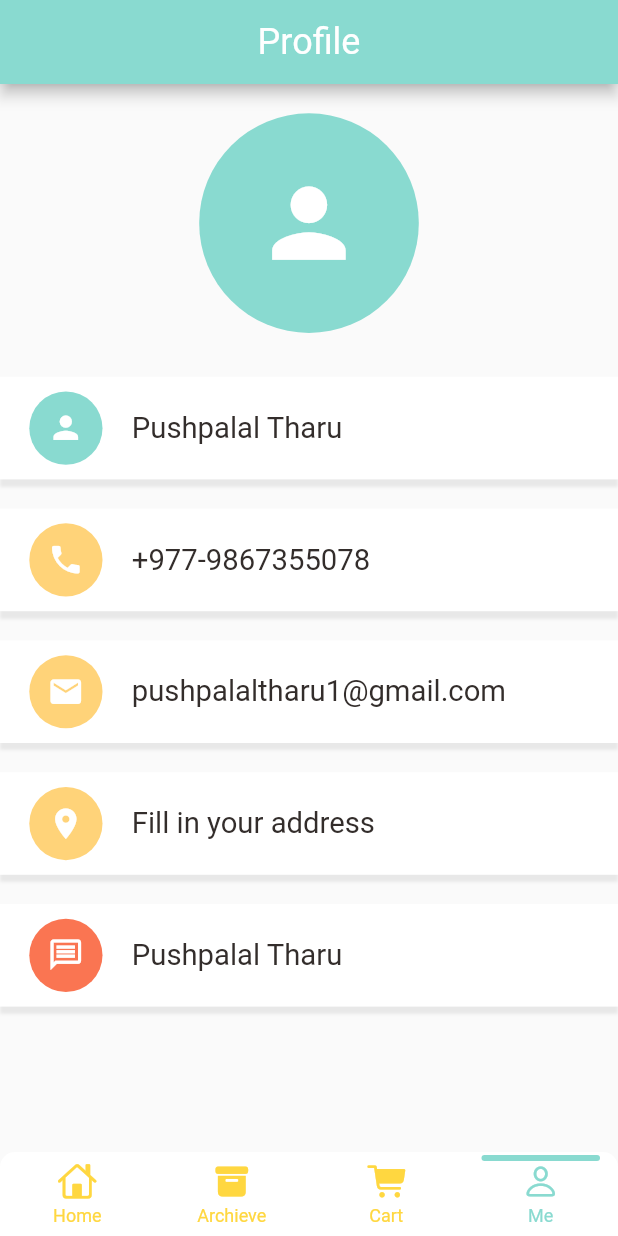
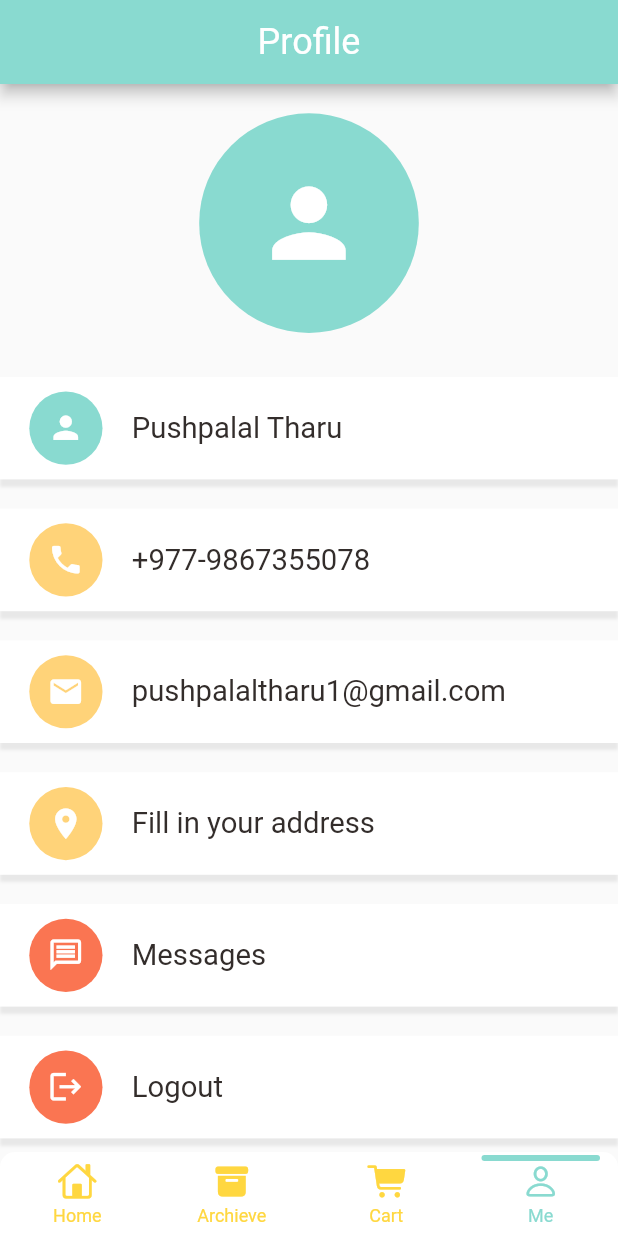
Before and after one commit to Pushpalal-Tharu/food_ordering_app, a Flutter app: the screen it shows after launch, item 4 of the bottom bar chosen, on a phone screen of 412 x 824 dp. Run offline on Flutter 3.47's test engine with Material 2 defaults, Android fonts, the phone set to English and light mode, and no system bars; drawn by our look-alikes of persistent_bottom_nav_bar; our stand-ins replace dots_indicator, get, shared_preferences; accounts and stored records are empty; network calls fail.

```diff
--- a/lib/controllers/auth_controller.dart
+++ b/lib/controllers/auth_controller.dart
@@ -50,4 +50,8 @@ class AuthController extends GetxController implements GetxService {
   bool userLoggedIn() {
     return authRepo.userLoggedIn();
   }
+
+  bool clearSharedData() {
+    return authRepo.clearSharedData();
+  }
 }
--- a/lib/controllers/cart_controller.dart
+++ b/lib/controllers/cart_controller.dart
@@ -141,4 +141,9 @@ class CartController extends GetxController {
     cartRepo.addToCartList(getItems);
     update();
   }
+
+  void clearCartHistory() {
+    cartRepo.clearCartHistory();
+    update();
+  }
 }
--- a/lib/data/repository/cart_repo.dart
+++ b/lib/data/repository/cart_repo.dart
@@ -67,4 +67,10 @@ class CartRepo {
     cart = [];
     sharedPreferences.remove(AppConstants.CART_LIST);
   }
+
+  void clearCartHistory() {
+    removeCart();
+    cartHistory = [];
+    sharedPreferences.remove(AppConstants.CART_HISTORY_LIST);
+  }
 }
--- a/lib/pages/account/account_page.dart
+++ b/lib/pages/account/account_page.dart
@@ -1,9 +1,13 @@
 import 'package:flutter/material.dart';
+import 'package:food_ordering_app/controllers/auth_controller.dart';
+import 'package:food_ordering_app/controllers/cart_controller.dart';
+import 'package:food_ordering_app/routes/route_helper.dart';
 import 'package:food_ordering_app/utils/colors.dart';
 import 'package:food_ordering_app/utils/dimensions.dart';
 import 'package:food_ordering_app/widgets/account_widget.dart';
 import 'package:food_ordering_app/widgets/app_icon.dart';
 import 'package:food_ordering_app/widgets/big_text.dart';
+import 'package:get/get.dart';
 
 class AccountPage extends StatelessWidget {
   const AccountPage({super.key});
@@ -105,7 +109,32 @@ class AccountPage extends StatelessWidget {
                         iconSize: Dimensions.height10 * 5 / 2,
                         size: Dimensions.height10 * 5,
                       ),
-                      bigText: BigText(text: "Pushpalal Tharu"),
+                      bigText: BigText(text: "Messages"),
+                    ),
+                    SizedBox(
+                      height: Dimensions.height20,
+                    ),
+                    GestureDetector(
+                      onTap: () {
+                        if (Get.find<AuthController>().userLoggedIn()) {
+                          Get.find<AuthController>().clearSharedData();
+                          Get.find<CartController>().clear();
+                          Get.find<CartController>().clearCartHistory();
+                          Get.offNamed(RouteHelper.getSignInPage());
+                        } else {
+                          print("You logged out.");
+                        }
+                      },
+                      child: AccountWidget(
+                        appIcon: AppIcon(
+                          icon: Icons.logout,
+                          backgroundColor: AppColors.redAccent,
+                          iconColor: Colors.white,
+                          iconSize: Dimensions.height10 * 5 / 2,
+                          size: Dimensions.height10 * 5,
+                        ),
+                        bigText: BigText(text: "Logout"),
+                      ),
                     ),
                     SizedBox(
                       height: Dimensions.height20,
--- a/lib/pages/cart/cart_history.dart
+++ b/lib/pages/cart/cart_history.dart
@@ -1,5 +1,4 @@
 import 'dart:convert';
-
 import 'package:flutter/material.dart';
 import 'package:food_ordering_app/base/no_data_page.dart';
 import 'package:food_ordering_app/controllers/cart_controller.dart';
@@ -10,7 +9,6 @@ import 'package:food_ordering_app/utils/dimensions.dart';
 import 'package:food_ordering_app/widgets/big_text.dart';
 import 'package:get/get.dart';
 import 'package:intl/intl.dart';
-
 import '../../utils/colors.dart';
 import '../../widgets/app_icon.dart';
 import '../../widgets/small_text.dart';
--- a/lib/utils/dimensions.dart
+++ b/lib/utils/dimensions.dart
@@ -45,7 +45,6 @@ class Dimensions {
   //bootm height
   static double bottomHeightBar = screenHeight / 7.03;
 
-
   //splash screen dimensions
-  static double splashImg =screenHeight/3.38;
+  static double splashImg = screenHeight / 3.38;
 }
```
Also changed, not shown: lib/controllers/user_controller.dart (added, +33 -0 lines), lib/data/repository/auth_repo.dart (+10 -1 lines), lib/data/repository/user_repo.dart (added, +11 -0 lines), lib/models/user_model.dart (added, +24 -0 lines), lib/pages/auth/sign_in_page.dart (+6 -4 lines), lib/utils/app_constants.dart (+3 -5 lines).
